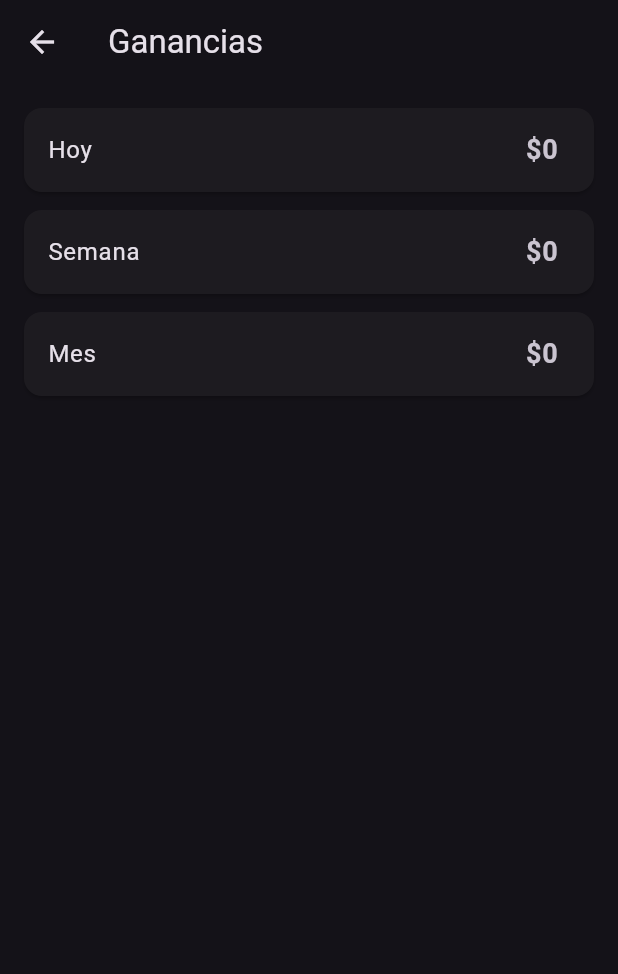
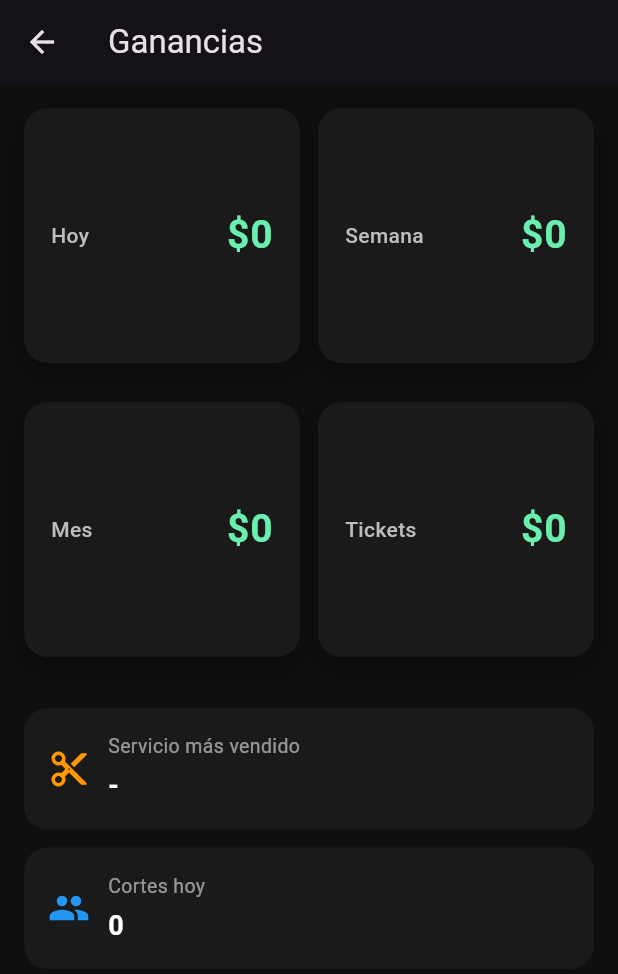
Before and after one commit to jcastanos77/shelby_dashboard, a Flutter app: the screen it shows once a user with an empty profile is signed in, after a tap on "Ganancias", on a phone screen of 412 x 824 dp. Shown: the top 974 px of the screen. Run offline on Flutter 3.47's test engine with Material 3 defaults, Android fonts, the phone set to English and light mode, and no system bars; our stand-ins replace cloud_functions, firebase_auth, firebase_core, firebase_database, go_router; accounts and stored records are empty.

Commit message:
se agregan mejoras en ux

```diff
--- a/lib/controller/earnings_controller.dart
+++ b/lib/controller/earnings_controller.dart
@@ -1,35 +1,124 @@
-import '../services/earnings_service.dart';
+import 'package:firebase_auth/firebase_auth.dart';
+import 'package:firebase_database/firebase_database.dart';
 
 class EarningsData {
   final int day;
   final int week;
   final int month;
 
+  final int servicesCount; // total servicios
+  final String topService; // más vendido
+
   EarningsData({
     required this.day,
     required this.week,
     required this.month,
+    required this.servicesCount,
+    required this.topService,
   });
 }
 
 class EarningsController {
-  final _service = EarningsService();
+  final _db = FirebaseDatabase.instance.ref();
+  final _uid = FirebaseAuth.instance.currentUser!.uid;
 
   Future<EarningsData> load() async {
+    final snap = await _db.child('appointments').get();
+
+    if (!snap.exists) {
+      return EarningsData(
+        day: 0,
+        week: 0,
+        month: 0,
+        topService: '-',
+        servicesCount: 0,
+      );
+    }
+
+    final raw = Map<String, dynamic>.from(snap.value as Map);
+
     final now = DateTime.now();
 
-    final day = await _service.getDayEarnings(now);
+    int dayTotal = 0;
+    int weekTotal = 0;
+    int monthTotal = 0;
 
-    final weekStart = now.subtract(Duration(days: now.weekday - 1));
-    final weekEnd = weekStart.add(const Duration(days: 6));
-    final week = await _service.getRangeEarnings(weekStart, weekEnd);
+    int cuts = 0;
 
-    final monthStart = DateTime(now.year, now.month, 1);
-    final monthEnd =
-    DateTime(now.year, now.month + 1, 0);
-    final month =
-    await _service.getRangeEarnings(monthStart, monthEnd);
+    final serviceCount = <String, int>{};
 
-    return EarningsData(day: day, week: week, month: month);
+    for (final value in raw.values) {
+      final map = Map<String, dynamic>.from(value);
+
+      if (map['barberId'] != _uid) continue;
+      if (map['paid'] != true) continue;
+
+      final amount = _toInt(map['amount']);
+      final service = (map['service'] ?? '').toString();
+      final dateKey = (map['dateKey'] ?? '').toString();
+
+      final date = _parse(dateKey);
+      if (date == null) continue;
+
+      cuts++;
+      serviceCount[service] = (serviceCount[service] ?? 0) + 1;
+
+      if (_sameDay(now, date)) dayTotal += amount;
+      if (_sameWeek(now, date)) weekTotal += amount;
+      if (_sameMonth(now, date)) monthTotal += amount;
+    }
+
+    final avg = cuts == 0 ? 0 : (monthTotal ~/ cuts);
+
+    String top = '-';
+    int max = 0;
+
+    serviceCount.forEach((k, v) {
+      if (v > max) {
+        max = v;
+        top = k;
+      }
+    });
+
+    return EarningsData(
+      servicesCount: cuts,
+      day: dayTotal,
+      week: weekTotal,
+      month: monthTotal,
+      topService: top,
+    );
   }
+
+  // ================= helpers =================
+
+  int _toInt(dynamic v) {
+    if (v == null) return 0;
+    if (v is int) return v;
+    if (v is double) return v.toInt();
+    return int.tryParse(v.toString()) ?? 0;
+  }
+
+  DateTime? _parse(String key) {
+    try {
+      final parts = key.split('-');
+      return DateTime(
+        int.parse(parts[0]),
+        int.parse(parts[1]),
+        int.parse(parts[2]),
+      );
+    } catch (_) {
+      return null;
+    }
+  }
+
+  bool _sameDay(DateTime a, DateTime b) =>
+      a.year == b.year && a.month == b.month && a.day == b.day;
+
+  bool _sameWeek(DateTime now, DateTime d) {
+    final start = now.subtract(Duration(days: now.weekday - 1));
+    return d.isAfter(start.subtract(const Duration(seconds: 1)));
+  }
+
+  bool _sameMonth(DateTime a, DateTime b) =>
+      a.year == b.year && a.month == b.month;
 }
--- a/lib/earning_card.dart
+++ b/lib/earning_card.dart
@@ -4,21 +4,53 @@ class EarningCard extends StatelessWidget {
   final String label;
   final int amount;
 
-  const EarningCard(this.label, this.amount);
+  const EarningCard(this.label, this.amount, {super.key});
 
   @override
   Widget build(BuildContext context) {
-    return Card(
-      margin: const EdgeInsets.only(bottom: 12),
-      child: ListTile(
-        title: Text(label),
-        trailing: Text(
-          '\$${amount}',
-          style: const TextStyle(
-            fontSize: 18,
-            fontWeight: FontWeight.bold,
+    return Container(
+      margin: const EdgeInsets.only(bottom: 14),
+      padding: const EdgeInsets.symmetric(
+        horizontal: 18,
+        vertical: 20,
+      ),
+      decoration: BoxDecoration(
+        color: const Color(0xFF1A1A1A), // dark moderno
+        borderRadius: BorderRadius.circular(16),
+
+        // 🔥 sombrita suave premium
+        boxShadow: [
+          BoxShadow(
+            color: Colors.black.withOpacity(.35),
+            blurRadius: 12,
+            offset: const Offset(0, 6),
           ),
-        ),
+        ],
+      ),
+      child: Row(
+        mainAxisAlignment: MainAxisAlignment.spaceBetween,
+        children: [
+          /// label chico
+          Text(
+            label,
+            style: TextStyle(
+              color: Colors.grey[400],
+              fontSize: 14,
+              fontWeight: FontWeight.w500,
+            ),
+          ),
+
+          /// número grande protagonista
+          Text(
+            '\$${amount}',
+            style: const TextStyle(
+              fontSize: 26,
+              fontWeight: FontWeight.bold,
+              color: Colors.greenAccent,
+              letterSpacing: 0.5,
+            ),
+          ),
+        ],
       ),
     );
   }
--- a/lib/pages/earnings_page.dart
+++ b/lib/pages/earnings_page.dart
@@ -1,7 +1,7 @@
 import 'package:flutter/material.dart';
-
 import '../controller/earnings_controller.dart';
 import '../earning_card.dart';
+import '../widget/stat_card.dart';
 
 class EarningsPage extends StatefulWidget {
   const EarningsPage({super.key});
@@ -35,17 +35,48 @@ class _EarningsPageState extends State<EarningsPage> {
     }
 
     return Scaffold(
+      backgroundColor: const Color(0xFF0F0F0F),
       appBar: AppBar(title: const Text('Ganancias')),
-      body: Padding(
+      body: ListView(
         padding: const EdgeInsets.all(16),
-        child: Column(
+        children: [
+
+          /// 💰 DINERO
+          GridView.count(
+            crossAxisCount: 2,
+            shrinkWrap: true,
+            physics: const NeverScrollableScrollPhysics(),
+            mainAxisSpacing: 12,
+            crossAxisSpacing: 12,
             children: [
               EarningCard('Hoy', data!.day),
               EarningCard('Semana', data!.week),
               EarningCard('Mes', data!.month),
+              EarningCard('Tickets', data!.servicesCount),
             ],
           ),
+
+          const SizedBox(height: 20),
+
+          /// 📊 STATS
+          StatCard(
+            'Servicio más vendido',
+            data!.topService,
+            icon: Icons.content_cut,
+            color: Colors.orange,
           ),
+
+          const SizedBox(height: 12),
+
+          StatCard(
+            'Cortes hoy',
+            data!.servicesCount.toString(),
+            icon: Icons.people,
+            color: Colors.blue,
+          ),
+        ],
+      ),
+
     );
   }
 }
--- /dev/null
+++ b/lib/widget/stat_card.dart
@@ -0,0 +1,56 @@
+import 'package:flutter/material.dart';
+
+class StatCard extends StatelessWidget {
+  final String title;
+  final String value;
+  final IconData icon;
+  final Color color;
+
+  const StatCard(
+      this.title,
+      this.value, {
+        super.key,
+        required this.icon,
+        required this.color,
+      });
+
+  @override
+  Widget build(BuildContext context) {
+    return Container(
+      padding: const EdgeInsets.all(16),
+      decoration: BoxDecoration(
+        color: const Color(0xFF1A1A1A),
+        borderRadius: BorderRadius.circular(16),
+      ),
+      child: Row(
+        children: [
+          Icon(icon, color: color, size: 28),
+          const SizedBox(width: 12),
+          Expanded(
+            child: Column(
+              crossAxisAlignment: CrossAxisAlignment.start,
+              children: [
+                Text(
+                  title,
+                  style: const TextStyle(
+                    color: Colors.white54,
+                    fontSize: 13,
+                  ),
+                ),
+                const SizedBox(height: 4),
+                Text(
+                  value,
+                  style: const TextStyle(
+                    color: Colors.white,
+                    fontSize: 18,
+                    fontWeight: FontWeight.bold,
+                  ),
+                ),
+              ],
+            ),
+          )
+        ],
+      ),
+    );
+  }
+}
```
Also changed, not shown: lib/pages/barber_form_page.dart (+155 -19 lines). Lines whose indentation alone changed are shown as unchanged.
